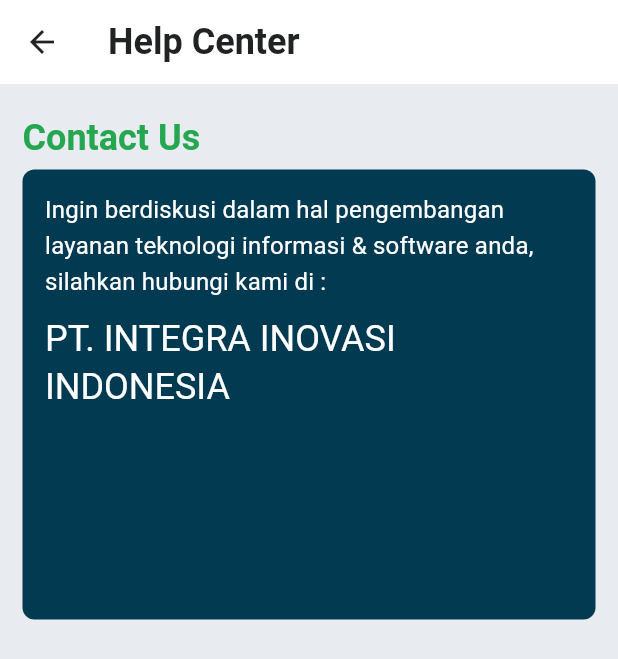
After one commit to marwansaputro/aplikasi_pengaduan_flutter, a Flutter app: the screen it shows after launch, item 5 of the bottom bar chosen, after a tap on "Help Center", on a phone screen of 412 x 824 dp. The commit adds this screen. Shown: the top 659 px of the screen. Run offline on Flutter 3.47's test engine with Material 3 defaults, Android fonts, the phone set to English and light mode, and no system bars; our stand-ins replace curved_navigation_bar; missing offline and left inert: svg_icon.

Commit message:
Update Screen Profile - Section Contact Us

```diff
--- /dev/null
+++ b/lib/screens/profile/section_profile/help_center/screen_help_center.dart
@@ -0,0 +1,33 @@
+import 'package:flutter/material.dart';
+import 'package:integra_mobile/screens/profile/section_profile/help_center/section_help_center/body_help_center.dart';
+import 'package:integra_mobile/screens/profile/section_profile/history/section_history/body_history.dart';
+import 'package:integra_mobile/value/theme.dart';
+
+class ScreenHelpCenter extends StatefulWidget {
+  const ScreenHelpCenter({super.key});
+
+  @override
+  State<ScreenHelpCenter> createState() => _ScreenHelpCenterState();
+}
+
+class _ScreenHelpCenterState extends State<ScreenHelpCenter> {
+  @override
+  Widget build(BuildContext context) {
+    return Scaffold(
+      backgroundColor: primaryGrey,
+      appBar: AppBar(
+        title: Text(
+          "Help Center",
+          style: Theme.of(context)
+              .textTheme
+              .headlineSmall
+              ?.copyWith(color: black, fontWeight: FontWeight.w600),
+        ),
+        backgroundColor: Colors.white,
+        elevation: 0,
+        iconTheme: const IconThemeData(color: black),
+      ),
+      body: const BodyHelpCenter(),
+    );
+  }
+}
--- /dev/null
+++ b/lib/screens/profile/section_profile/help_center/section_help_center/body_help_center.dart
@@ -0,0 +1,20 @@
+import 'package:flutter/material.dart';
+import 'package:integra_mobile/screens/profile/section_profile/help_center/section_help_center/section_contact_us.dart';
+
+class BodyHelpCenter extends StatefulWidget {
+  const BodyHelpCenter({super.key});
+
+  @override
+  State<BodyHelpCenter> createState() => _BodyHelpCenterState();
+}
+
+class _BodyHelpCenterState extends State<BodyHelpCenter> {
+  @override
+  Widget build(BuildContext context) {
+    return const SingleChildScrollView(
+      child: Column(
+        children: [SectionContactUs()],
+      ),
+    );
+  }
+}
--- /dev/null
+++ b/lib/screens/profile/section_profile/help_center/section_help_center/section_contact_us.dart
@@ -0,0 +1,63 @@
+import 'package:flutter/material.dart';
+import 'package:integra_mobile/layout/column.dart';
+import 'package:integra_mobile/layout/padding.dart';
+import 'package:integra_mobile/value/theme.dart';
+
+class SectionContactUs extends StatelessWidget {
+  const SectionContactUs({super.key});
+
+  @override
+  Widget build(BuildContext context) {
+    return Padding(
+      padding: const EdgeInsets.only(top: 20),
+      child: Padding(
+        padding: paddingMobile,
+        child: IColumn(
+          gap: 5,
+          crossAxisAlignment: CrossAxisAlignment.start,
+          children: [
+            Text(
+              'Contact Us',
+              style: Theme.of(context).textTheme.headlineSmall?.copyWith(
+                    color: primaryGreen,
+                    fontWeight: FontWeight.w600,
+                  ),
+            ),
+            Container(
+              width: double.infinity,
+              constraints: const BoxConstraints(maxWidth: 400, maxHeight: 300),
+              decoration: BoxDecoration(
+                borderRadius: BorderRadius.circular(8),
+                color: darkblue,
+              ),
+              child: Padding(
+                padding: const EdgeInsets.all(15),
+                child: IColumn(
+                  gap: 10,
+                  crossAxisAlignment: CrossAxisAlignment.start,
+                  children: [
+                    Text(
+                      'Ingin berdiskusi dalam hal pengembangan layanan teknologi informasi & software anda, silahkan hubungi kami di :',
+                      style: Theme.of(context).textTheme.titleMedium?.copyWith(
+                            color: white,
+                            fontWeight: FontWeight.w400,
+                          ),
+                    ),
+                    Text(
+                      'PT. INTEGRA INOVASI INDONESIA',
+                      style:
+                          Theme.of(context).textTheme.headlineSmall?.copyWith(
+                                color: white,
+                                fontWeight: FontWeight.w400,
+                              ),
+                    ),
+                  ],
+                ),
+              ),
+            ),
+          ],
+        ),
+      ),
+    );
+  }
+}
--- a/lib/screens/profile/section_profile/section_menu_profile.dart
+++ b/lib/screens/profile/section_profile/section_menu_profile.dart
@@ -3,6 +3,7 @@ import 'package:integra_mobile/layout/column.dart';
 import 'package:integra_mobile/layout/padding.dart';
 import 'package:integra_mobile/screens/profile/menu_profile/menu_profile.dart';
 import 'package:integra_mobile/screens/profile/section_profile/account/screen_account.dart';
+import 'package:integra_mobile/screens/profile/section_profile/help_center/screen_help_center.dart';
 import 'package:integra_mobile/screens/profile/section_profile/history/screen_history.dart';
 import 'package:integra_mobile/value/path_image.dart';
 import 'package:integra_mobile/widget/button/button_solid.dart';
@@ -57,8 +58,14 @@ class _SectionMenuProfilState extends State<SectionMenuProfil> {
             MenuProfile(
               icon: pathIIconApps,
               judul: 'Help Center',
-              subjudul: 'FAQ, Customer Service',
-              press: () => {},
+              subjudul: 'Contact Us, Customer Service',
+              press: () => {
+                Navigator.push(
+                  context,
+                  MaterialPageRoute(
+                      builder: (context) => const ScreenHelpCenter()),
+                ),
+              },
             ),
             const SizedBox(height: 10),
             ButtonSolid(
```
